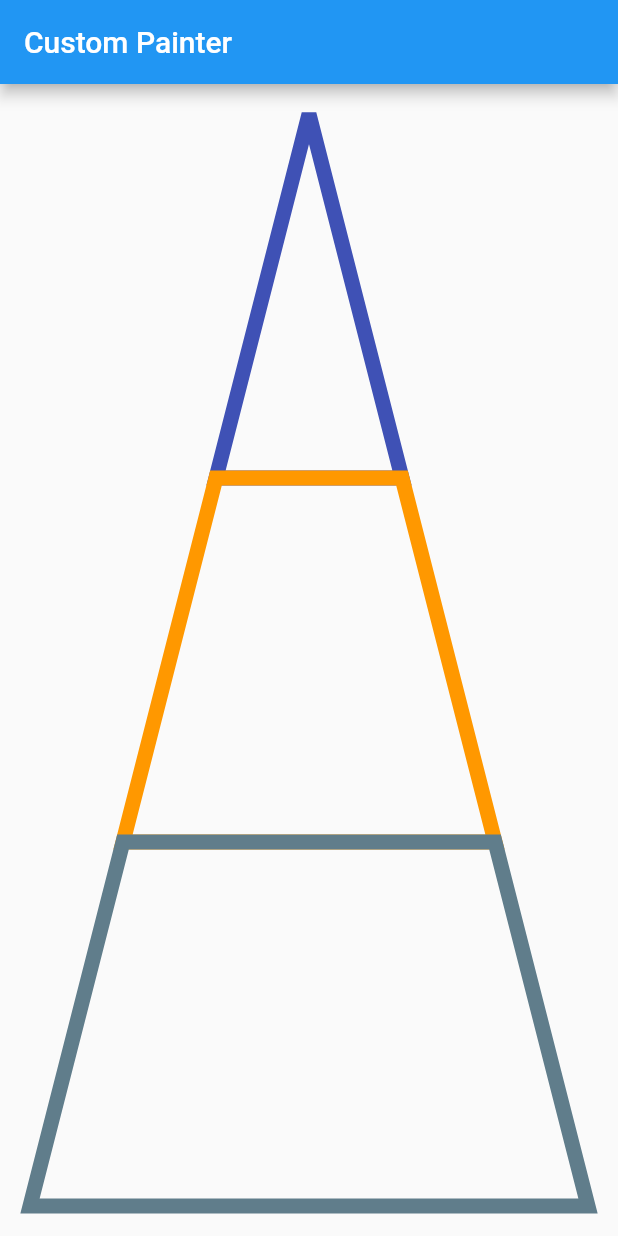
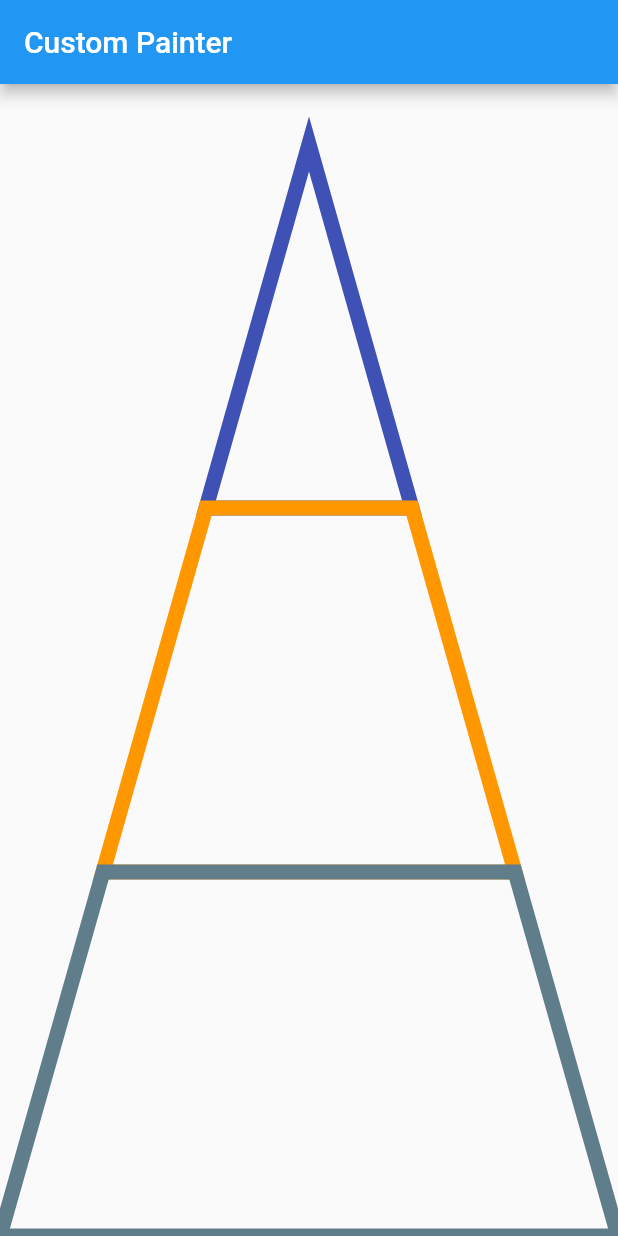
Before and after one commit to fourpointfour/test_app, a Flutter app: the screen it shows after launch, on a phone screen of 412 x 824 dp. Run offline on Flutter 3.47's test engine with Material 2 defaults, Android fonts, the phone set to English and light mode, and no system bars.

Commit message:
painted a tricolor triangle using custom painter

```diff
--- a/lib/main.dart
+++ b/lib/main.dart
@@ -22,13 +22,18 @@ class _HomeState extends State<Home> {
         title: Text("Custom Painter"),
       ),
       body: SafeArea(
-        child: Container(
-          height: MediaQuery.of(context).size.height,
-          width: MediaQuery.of(context).size.width,
-          padding: EdgeInsets.all(20),
-          child: CustomPaint(
-            painter: ShapePainter(),
-          ),
+        child: Column(
+          crossAxisAlignment: CrossAxisAlignment.stretch,
+          children: [
+            Container(
+              height: 40,
+            ),
+            Expanded(
+              child: CustomPaint(
+                painter: ShapePainter(),
+              ),
+            ),
+          ],
         ),
       ),
     );
```
